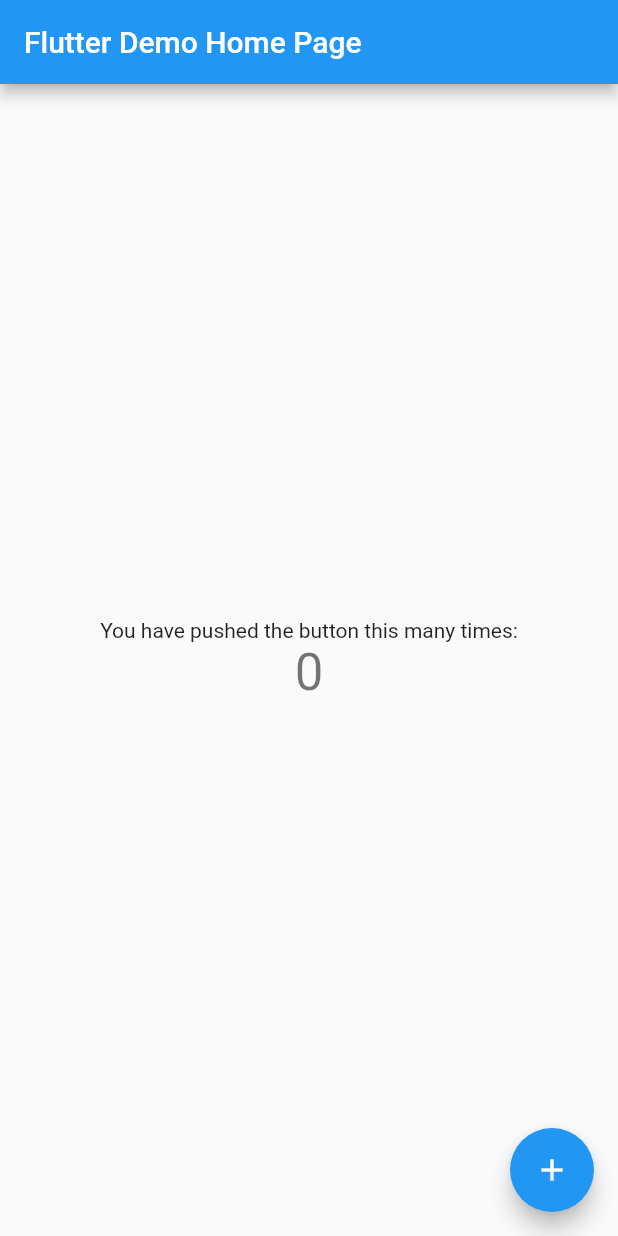
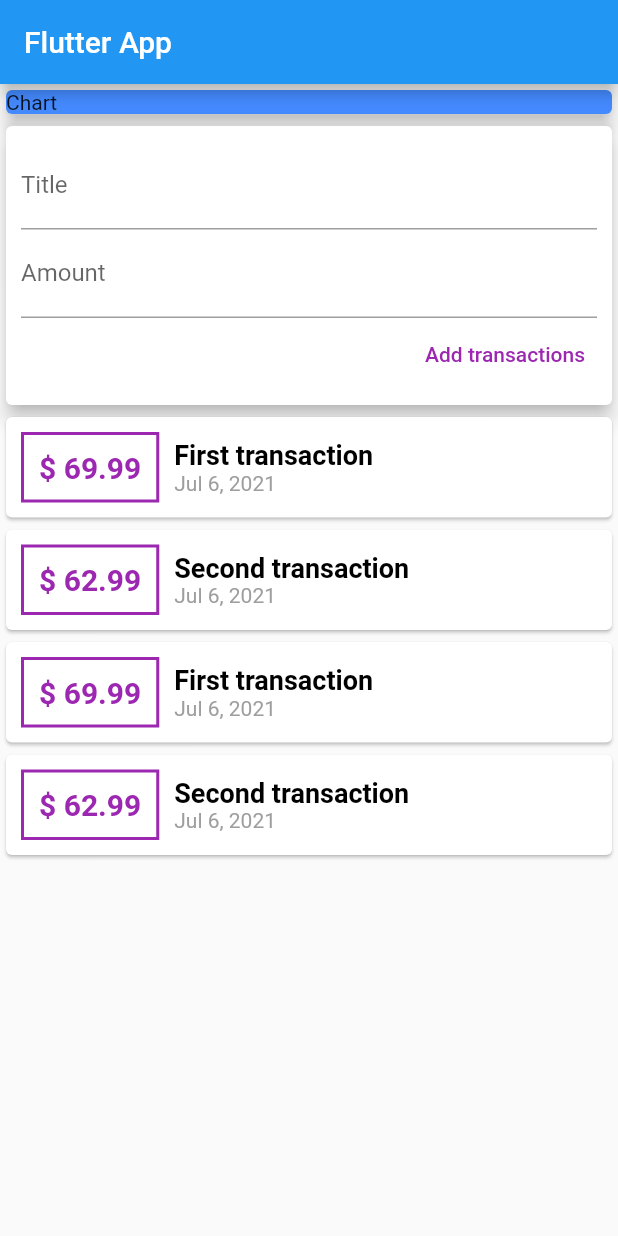
Before and after one commit to kgoel085/Flutter-Tutorial, a Flutter app: the screen it shows after launch, on a phone screen of 412 x 824 dp. Run offline on Flutter 3.47's test engine with Material 2 defaults, Android fonts, the phone set to English and light mode, and no system bars.

Commit message:
Added date time module Added widgets for tansactions

```diff
--- a/lib/main.dart
+++ b/lib/main.dart
@@ -1,113 +1,34 @@
 import 'package:flutter/material.dart';
+import './widgets/transactions/widget.dart';
 
-void main() {
-  runApp(MyApp());
-}
+void main() => runApp(MyApp());
 
 class MyApp extends StatelessWidget {
-  // This widget is the root of your application.
   @override
   Widget build(BuildContext context) {
     return MaterialApp(
-      title: 'Flutter Demo',
-      theme: ThemeData(
-        // This is the theme of your application.
-        //
-        // Try running your application with "flutter run". You'll see the
-        // application has a blue toolbar. Then, without quitting the app, try
-        // changing the primarySwatch below to Colors.green and then invoke
-        // "hot reload" (press "r" in the console where you ran "flutter run",
-        // or simply save your changes to "hot reload" in a Flutter IDE).
-        // Notice that the counter didn't reset back to zero; the application
-        // is not restarted.
-        primarySwatch: Colors.blue,
-      ),
-      home: MyHomePage(title: 'Flutter Demo Home Page'),
+      title: 'Flutter App',
+      home: MyHomePage(),
     );
   }
 }
 
-class MyHomePage extends StatefulWidget {
-  MyHomePage({Key? key, required this.title}) : super(key: key);
-
-  // This widget is the home page of your application. It is stateful, meaning
-  // that it has a State object (defined below) that contains fields that affect
-  // how it looks.
-
-  // This class is the configuration for the state. It holds the values (in this
-  // case the title) provided by the parent (in this case the App widget) and
-  // used by the build method of the State. Fields in a Widget subclass are
-  // always marked "final".
-
-  final String title;
-
-  @override
-  _MyHomePageState createState() => _MyHomePageState();
-}
-
-class _MyHomePageState extends State<MyHomePage> {
-  int _counter = 0;
-
-  void _incrementCounter() {
-    setState(() {
-      // This call to setState tells the Flutter framework that something has
-      // changed in this State, which causes it to rerun the build method below
-      // so that the display can reflect the updated values. If we changed
-      // _counter without calling setState(), then the build method would not be
-      // called again, and so nothing would appear to happen.
-      _counter++;
-    });
-  }
-
+class MyHomePage extends StatelessWidget {
   @override
   Widget build(BuildContext context) {
-    // This method is rerun every time setState is called, for instance as done
-    // by the _incrementCounter method above.
-    //
-    // The Flutter framework has been optimized to make rerunning build methods
-    // fast, so that you can just rebuild anything that needs updating rather
-    // than having to individually change instances of widgets.
     return Scaffold(
       appBar: AppBar(
-        // Here we take the value from the MyHomePage object that was created by
-        // the App.build method, and use it to set our appbar title.
-        title: Text(widget.title),
+        title: Text('Flutter App'),
       ),
-      body: Center(
-        // Center is a layout widget. It takes a single child and positions it
-        // in the middle of the parent.
+      body: SingleChildScrollView(
         child: Column(
-          // Column is also a layout widget. It takes a list of children and
-          // arranges them vertically. By default, it sizes itself to fit its
-          // children horizontally, and tries to be as tall as its parent.
-          //
-          // Invoke "debug painting" (press "p" in the console, choose the
-          // "Toggle Debug Paint" action from the Flutter Inspector in Android
-          // Studio, or the "Toggle Debug Paint" command in Visual Studio Code)
-          // to see the wireframe for each widget.
-          //
-          // Column has various properties to control how it sizes itself and
-          // how it positions its children. Here we use mainAxisAlignment to
-          // center the children vertically; the main axis here is the vertical
-          // axis because Columns are vertical (the cross axis would be
-          // horizontal).
-          mainAxisAlignment: MainAxisAlignment.center,
+          mainAxisAlignment: MainAxisAlignment.start,
+          crossAxisAlignment: CrossAxisAlignment.stretch,
           children: <Widget>[
-            Text(
-              'You have pushed the button this many times:',
-            ),
-            Text(
-              '$_counter',
-              style: Theme.of(context).textTheme.headline4,
-            ),
+            TransactionWidget(),
           ],
         ),
       ),
-      floatingActionButton: FloatingActionButton(
-        onPressed: _incrementCounter,
-        tooltip: 'Increment',
-        child: Icon(Icons.add),
-      ), // This trailing comma makes auto-formatting nicer for build methods.
     );
   }
 }
--- /dev/null
+++ b/lib/widgets/transactions/list.dart
@@ -0,0 +1,64 @@
+import 'package:flutter/material.dart';
+import 'package:intl/intl.dart';
+
+import './model.dart';
+
+class TransactionList extends StatelessWidget {
+  final List<Transaction> userTransactions;
+
+  TransactionList({this.userTransactions});
+
+  @override
+  Widget build(BuildContext context) {
+    return Container(
+      height: 300,
+      child: SingleChildScrollView(
+        child: Column(
+          children: userTransactions
+              .map(
+                (transaction) => Card(
+                  child: Row(
+                    children: <Widget>[
+                      Container(
+                        padding: EdgeInsets.all(10),
+                        margin: EdgeInsets.all(10),
+                        decoration: BoxDecoration(
+                          border: Border.all(
+                            color: Colors.purple,
+                            width: 2,
+                          ),
+                        ),
+                        child: Text(
+                          '\$ ${transaction.amount}',
+                          style: TextStyle(
+                              fontWeight: FontWeight.bold,
+                              fontSize: 20,
+                              color: Colors.purple),
+                        ),
+                      ),
+                      Column(
+                        crossAxisAlignment: CrossAxisAlignment.start,
+                        children: <Widget>[
+                          Text(
+                            transaction.title,
+                            style: TextStyle(
+                                fontWeight: FontWeight.bold,
+                                fontSize: 18,
+                                color: Colors.black),
+                          ),
+                          Text(
+                            DateFormat.yMMMd().format(transaction.date),
+                            style: TextStyle(color: Colors.grey, fontSize: 14),
+                          )
+                        ],
+                      )
+                    ],
+                  ),
+                ),
+              )
+              .toList(),
+        ),
+      ),
+    );
+  }
+}
--- /dev/null
+++ b/lib/widgets/transactions/model.dart
@@ -0,0 +1,14 @@
+import 'package:flutter/foundation.dart';
+
+class Transaction {
+  final String id;
+  final String title;
+  final double amount;
+  final DateTime date;
+
+  Transaction(
+      {@required this.id,
+      @required this.title,
+      @required this.amount,
+      @required this.date});
+}
--- /dev/null
+++ b/lib/widgets/transactions/text_fields.dart
@@ -0,0 +1,44 @@
+import 'package:flutter/material.dart';
+
+class TransactionTextFields extends StatelessWidget {
+  final titleController = TextEditingController();
+  final amountController = TextEditingController();
+  final void Function(String, double) submitHandler;
+
+  TransactionTextFields({this.submitHandler});
+
+  @override
+  Widget build(BuildContext context) {
+    return Card(
+      elevation: 5,
+      child: Container(
+        padding: EdgeInsets.all(10),
+        child: Column(
+          crossAxisAlignment: CrossAxisAlignment.end,
+          children: <Widget>[
+            TextField(
+              decoration: InputDecoration(labelText: 'Title'),
+              controller: titleController,
+              // onChanged: (value) => titleInput = value,
+            ),
+            TextField(
+              decoration: InputDecoration(labelText: 'Amount'),
+              controller: amountController,
+              // onChanged: (value) => amountInput = value,
+            ),
+            TextButton(
+              style: ButtonStyle(
+                foregroundColor: MaterialStateProperty.all(Colors.purple),
+              ),
+              onPressed: () {
+                submitHandler(
+                    titleController.text, double.parse(amountController.text));
+              },
+              child: Text('Add transactions'),
+            )
+          ],
+        ),
+      ),
+    );
+  }
+}
--- /dev/null
+++ b/lib/widgets/transactions/widget.dart
@@ -0,0 +1,74 @@
+import 'package:flutter/material.dart';
+import './model.dart';
+import './list.dart';
+import './text_fields.dart';
+
+class TransactionWidget extends StatefulWidget {
+  @override
+  _TransactionWidgetState createState() => _TransactionWidgetState();
+}
+
+class _TransactionWidgetState extends State<TransactionWidget> {
+  final List<Transaction> _userTransactions = [
+    Transaction(
+        id: '1',
+        amount: 69.99,
+        date: DateTime.now(),
+        title: 'First transaction'),
+    Transaction(
+        id: '2',
+        amount: 62.99,
+        date: DateTime.now(),
+        title: 'Second transaction'),
+    Transaction(
+        id: '1',
+        amount: 69.99,
+        date: DateTime.now(),
+        title: 'First transaction'),
+    Transaction(
+        id: '2',
+        amount: 62.99,
+        date: DateTime.now(),
+        title: 'Second transaction'),
+    Transaction(
+        id: '1',
+        amount: 69.99,
+        date: DateTime.now(),
+        title: 'First transaction'),
+    Transaction(
+        id: '2',
+        amount: 62.99,
+        date: DateTime.now(),
+        title: 'Second transaction')
+  ];
+
+  void _addNewTransaction(String txTitle, double txAmount) {
+    final tx = Transaction(
+        id: DateTime.now().toString(),
+        title: txTitle,
+        amount: txAmount,
+        date: DateTime.now());
+
+    setState(() {
+      _userTransactions.add(tx);
+    });
+  }
+
+  @override
+  Widget build(BuildContext context) {
+    return Column(
+      children: <Widget>[
+        Container(
+          width: double.infinity,
+          child: Card(
+            color: Colors.blueAccent,
+            child: Text('Chart'),
+            elevation: 5,
+          ),
+        ),
+        TransactionTextFields(submitHandler: _addNewTransaction),
+        TransactionList(userTransactions: _userTransactions),
+      ],
+    );
+  }
+}
--- a/pubspec.yaml
+++ b/pubspec.yaml
@@ -18,7 +18,7 @@ publish_to: 'none' # Remove this line if you wish to publish to pub.dev
 version: 1.0.0+1
 
 environment:
-  sdk: ">=2.12.0 <3.0.0"
+  sdk: ">=2.11.0 <3.0.0"
 
 dependencies:
   flutter:
@@ -28,6 +28,7 @@ dependencies:
   # The following adds the Cupertino Icons font to your application.
   # Use with the CupertinoIcons class for iOS style icons.
   cupertino_icons: ^1.0.2
+  intl: ^0.17.0
 
 dev_dependencies:
   flutter_test:
```
Also changed, not shown: pubspec.lock.
